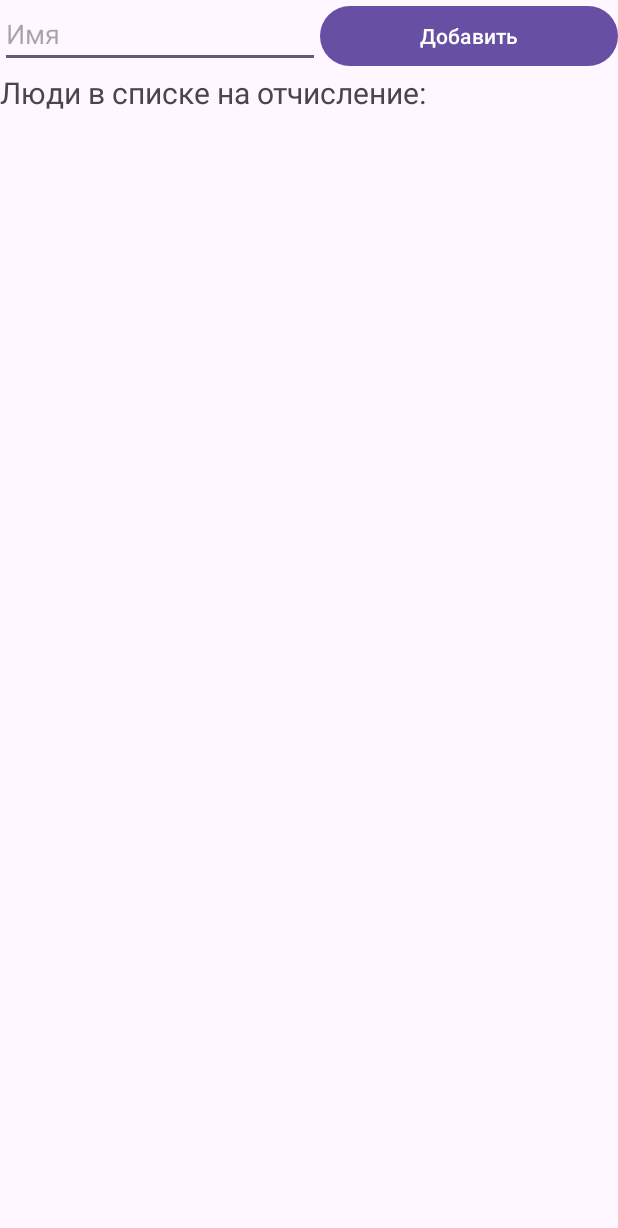
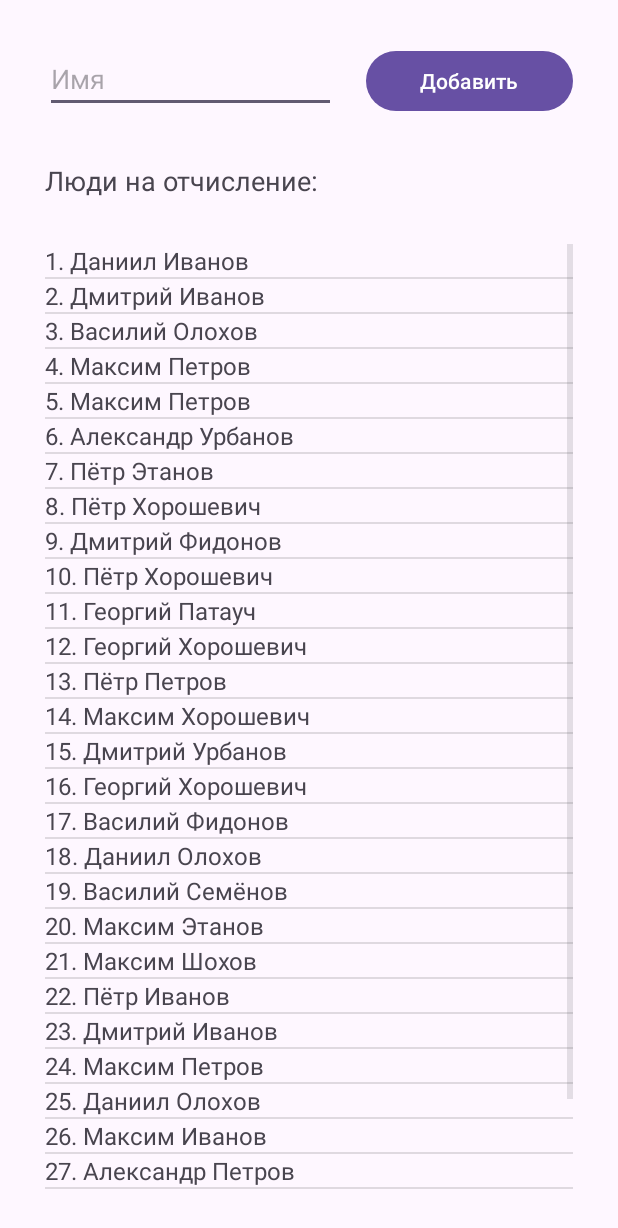
Before and after one commit to PUTENCHIK/mobile_development, an Android app: the screen it shows after launch (MainActivity), after a tap on "Добавить", on a phone screen of 412 x 824 dp. Shown: the top 1228 px of the screen. Run offline under Robolectric (Android 15) with nearby library versions, the phone set to English and light mode, and no system bars.

Commit message:
Completed task PeopleList

```diff
--- a/android_apps/PeopleList/app/src/main/java/com/example/peoplelist/MainActivity.kt
+++ b/android_apps/PeopleList/app/src/main/java/com/example/peoplelist/MainActivity.kt
@@ -5,6 +5,7 @@ import android.view.View
 import android.widget.ArrayAdapter
 import android.widget.EditText
 import android.widget.ListView
+import android.widget.Toast
 import androidx.activity.enableEdgeToEdge
 import androidx.appcompat.app.AppCompatActivity
 import androidx.core.view.ViewCompat
@@ -12,22 +13,45 @@ import androidx.core.view.WindowInsetsCompat
 
 class MainActivity : AppCompatActivity() {
     private var people: MutableList<String> = mutableListOf()
+    lateinit var adapter: ArrayAdapter<String>
 
     override fun onCreate(savedInstanceState: Bundle?) {
         super.onCreate(savedInstanceState)
         setContentView(R.layout.activity_main)
 
         val lv_people = findViewById<ListView>(R.id.people)
-//        val adapter = ArrayAdapter<String>(this, R.layout.item, people)
-//        lv_people.adapter = adapter
+        adapter = ArrayAdapter<String>(this, R.layout.item, people)
+        lv_people.adapter = adapter
+
+        generateRandomData(30)
+    }
+
+    fun generateRandomData(n: Int) {
+        val names = resources.getStringArray(R.array.names)
+        val surnames = resources.getStringArray(R.array.surnames)
+        for (i in 1..n) {
+            addPerson("%s %s".format(names.random(), surnames.random()))
+        }
+    }
+
+    fun addPerson(name: String) {
+        people.add("%d. %s".format(people.size+1, name))
     }
 
     fun addPersonToList(view: View) {
         val et_person = findViewById<EditText>(R.id.et_person)
         val name = et_person.text.toString()
 
-        people.add(name)
-        et_person.setText("")
-        et_person.clearFocus()
+        if (name.length > 0) {
+            addPerson(name)
+            et_person.setText("")
+            et_person.clearFocus()
+            adapter.notifyDataSetChanged()
+        } else {
+            val toast: Toast = Toast.makeText(this,
+                resources.getString(R.string.error_message),
+                Toast.LENGTH_LONG)
+            toast.show()
+        }
     }
 }
--- a/android_apps/PeopleList/app/src/main/res/layout/activity_main.xml
+++ b/android_apps/PeopleList/app/src/main/res/layout/activity_main.xml
@@ -6,6 +6,7 @@
     android:layout_width="match_parent"
     android:layout_height="match_parent"
     android:orientation="vertical"
+    android:padding="30dp"
     tools:context=".MainActivity">
 
     <LinearLayout
@@ -17,14 +18,16 @@
             android:id="@+id/et_person"
             android:layout_width="wrap_content"
             android:layout_height="wrap_content"
-            android:layout_weight="2"
-            android:hint="@string/ed_person_hint"/>
+            android:layout_weight="3"
+            android:hint="@string/ed_person_hint"
+            android:layout_marginRight="20dp"/>
 
         <Button
             android:id="@+id/btn_add"
             android:layout_width="wrap_content"
             android:layout_height="wrap_content"
             android:layout_weight="1"
+            android:padding="5dp"
             android:text="@string/btn_add"
             android:onClick="addPersonToList"/>
 
@@ -34,7 +37,9 @@
         android:layout_width="match_parent"
         android:layout_height="wrap_content"
         android:text="@string/title"
-        android:textSize="20dp"/>
+        android:textSize="18dp"
+        android:layout_marginTop="30dp"
+        android:layout_marginBottom="30dp"/>
 
     <ListView
         android:id="@+id/people"
--- /dev/null
+++ b/android_apps/PeopleList/app/src/main/res/values/data.xml
@@ -0,0 +1,26 @@
+<?xml version="1.0" encoding="utf-8"?>
+<resources>
+    <string-array name="names">
+        <item>Василий</item>
+        <item>Пётр</item>
+        <item>Даниил</item>
+        <item>Георгий</item>
+        <item>Александр</item>
+        <item>Максим</item>
+        <item>Дмитрий</item>
+    </string-array>
+    <string-array name="surnames">
+        <item>Петров</item>
+        <item>Шохов</item>
+        <item>Патауч</item>
+        <item>Хорошевич</item>
+        <item>Иванов</item>
+        <item>Семёнов</item>
+        <item>Олохов</item>
+        <item>Урбанов</item>
+        <item>Большезаров</item>
+        <item>Этанов</item>
+        <item>Фидонов</item>
+        <item>Мидович</item>
+    </string-array>
+</resources>
--- a/android_apps/PeopleList/app/src/main/res/values/strings.xml
+++ b/android_apps/PeopleList/app/src/main/res/values/strings.xml
@@ -1,6 +1,7 @@
 <resources>
     <string name="app_name">PeopleList</string>
-    <string name="title">Люди в списке на отчисление:</string>
+    <string name="title">Люди на отчисление:</string>
     <string name="btn_add">Добавить</string>
     <string name="ed_person_hint">Имя</string>
+    <string name="error_message">Не введено имя!</string>
 </resources>
```
Also changed, not shown: 4 other files.
